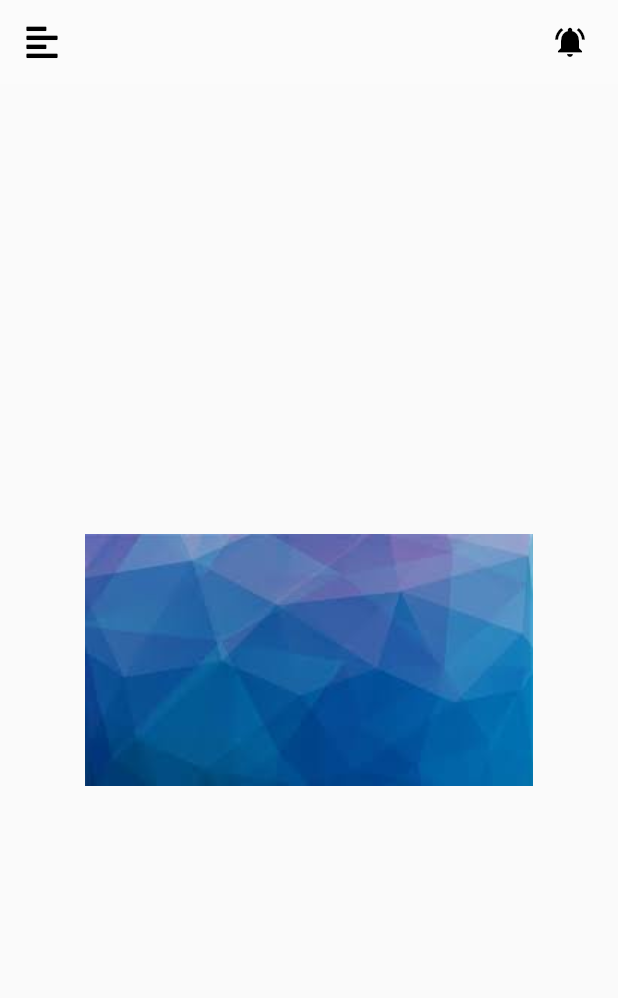
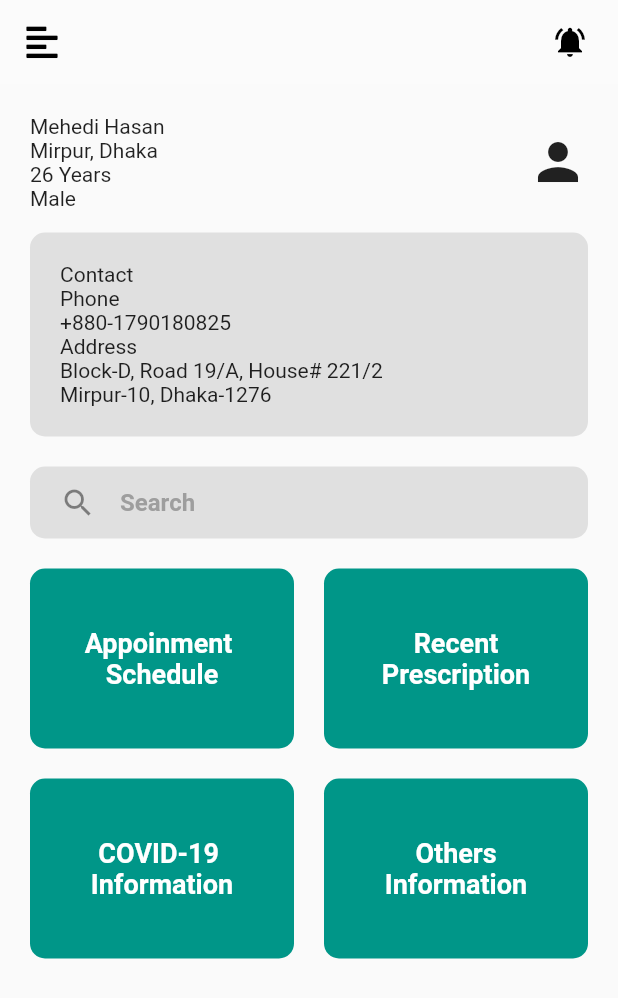
Before and after one commit to jpmehedi/flutter-eDaktar-test-project, a Flutter app: the HomeScreen screen opened by its route, on a phone screen of 412 x 824 dp. Shown: the top 998 px of the screen. Run offline on Flutter 3.47's test engine with Material 2 defaults, Android fonts, the phone set to English and light mode, and no system bars; our stand-ins replace font_awesome_flutter, table_calendar.

Commit message:
home screen markup complete

```diff
--- a/lib/constraint.dart
+++ b/lib/constraint.dart
@@ -38,3 +38,9 @@ const kCardTextStyle = TextStyle(
   fontWeight: FontWeight.bold,
   fontSize: 16.0,
 );
+
+const kReuseableCardStyle = TextStyle(
+  color: Colors.white,
+  fontWeight: FontWeight.bold,
+  fontSize: 18.0,
+);
--- a/lib/screens/home_screen.dart
+++ b/lib/screens/home_screen.dart
@@ -1,6 +1,7 @@
 import 'package:flutter/material.dart';
 import 'package:font_awesome_flutter/font_awesome_flutter.dart';
 import '../components/nav_darwer.dart';
+import '../constraint.dart';
 
 class HomeScreen extends StatefulWidget {
   static String id = "HomeScreen";
@@ -31,13 +32,163 @@ class _HomeScreenState extends State<HomeScreen> {
             actions: <Widget>[
               Padding(
                 padding: const EdgeInsets.only(right: 20),
-              child: Icon(Icons.notifications_active,color: Colors.black,),
+                child: Icon(
+                  Icons.notifications_active,
+                  color: Colors.black,
                 ),
-
+              ),
             ],
           ),
-        body: Center(
-          child: Image.asset('images/index.jpeg'),
+          body: SingleChildScrollView(
+            child: Padding(
+              padding: const EdgeInsets.all(20.0),
+              child: Container(
+                child: Column(
+                  children: <Widget>[
+                    Container(
+                      child: Row(
+                        mainAxisAlignment: MainAxisAlignment.spaceBetween,
+                        children: <Widget>[
+                          Column(
+                            crossAxisAlignment: CrossAxisAlignment.start,
+                            children: <Widget>[
+                              Text('Mehedi Hasan'),
+                              Text('Mirpur, Dhaka'),
+                              Text('26 Years'),
+                              Text('Male'),
+                            ],
+                          ),
+                          Icon(
+                            Icons.person,
+                            size: 40,
+                          )
+                        ],
+                      ),
+                    ),
+                    SizedBox(
+                      height: 15,
+                    ),
+                    Container(
+                      width: double.infinity,
+                      decoration: BoxDecoration(
+                        borderRadius: BorderRadius.circular(10),
+                        color: Colors.grey[300],
+                      ),
+                      child: Padding(
+                        padding: const EdgeInsets.all(20.0),
+                        child: Column(
+                          crossAxisAlignment: CrossAxisAlignment.start,
+                          mainAxisSize: MainAxisSize.max,
+                          children: <Widget>[
+                            Text('Contact'),
+                            Text('Phone'),
+                            Text('+880-1790180825'),
+                            Text('Address'),
+                            Text('Block-D, Road 19/A, House# 221/2'),
+                            Text('Mirpur-10, Dhaka-1276')
+                          ],
+                        ),
+                      ),
+                    ),
+                    SizedBox(
+                      height: 20,
+                    ),
+                    Container(
+                      decoration: BoxDecoration(
+                          borderRadius: BorderRadius.circular(10),
+                          color: Colors.grey[300]),
+                      child: Padding(
+                        padding: const EdgeInsets.only(left: 20),
+                        child: TextField(
+                          decoration: InputDecoration(
+                              icon: Icon(Icons.search),
+                              hintText: 'Search',
+                              hintStyle: TextStyle(
+                                color: Colors.grey,
+                                fontWeight: FontWeight.bold,
+                              ),
+                              border: InputBorder.none),
+                        ),
+                      ),
+                    ),
+                    SizedBox(
+                      height: 20,
+                    ),
+                    Container(
+                      child: Column(
+                        children: <Widget>[
+                          Row(
+                            children: <Widget>[
+                              ReuseableCard(
+                                hedding: 'Appoinment ',
+                                title: 'Schedule',
+                              ),
+                              SizedBox(
+                                width: 20,
+                              ),
+                              ReuseableCard(
+                                hedding: 'Recent',
+                                title: 'Prescription',
+                              ),
+                            ],
+                          ),
+                          SizedBox(
+                            height: 20,
+                          ),
+                          Row(
+                            children: <Widget>[
+                              ReuseableCard(
+                                hedding: 'COVID-19 ',
+                                title: 'Information',
+                              ),
+                              SizedBox(
+                                width: 20,
+                              ),
+                              ReuseableCard(
+                                hedding: 'Others',
+                                title: 'Information',
+                              ),
+                            ],
+                          )
+                        ],
+                      ),
+                    )
+                  ],
+                ),
+              ),
+            ),
+          )),
+    );
+  }
+}
+
+class ReuseableCard extends StatelessWidget {
+  ReuseableCard({this.title, this.hedding});
+  final String hedding;
+  final String title;
+
+  @override
+  Widget build(BuildContext context) {
+    return Expanded(
+      child: GestureDetector(
+        child: Container(
+          width: 120,
+          height: 120,
+          decoration: BoxDecoration(
+              borderRadius: BorderRadius.circular(10), color: Colors.teal),
+          child: Column(
+            mainAxisAlignment: MainAxisAlignment.center,
+            children: <Widget>[
+              Text(
+                hedding,
+                style: kReuseableCardStyle,
+              ),
+              Text(
+                title,
+                style: kReuseableCardStyle,
+              ),
+            ],
+          ),
         ),
       ),
     );
```
Lines whose indentation alone changed are shown as unchanged.
